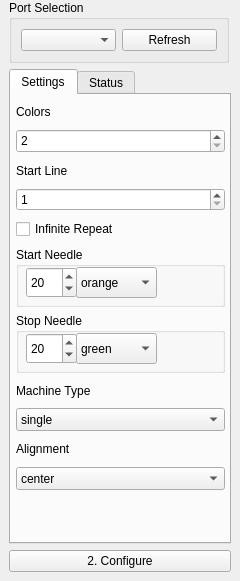
First picture: the form in src/main/python/ayab/plugins/ayab_plugin/ayab_options.ui, repository AllYarnsAreBeautiful/ayab-desktop, before the edit.
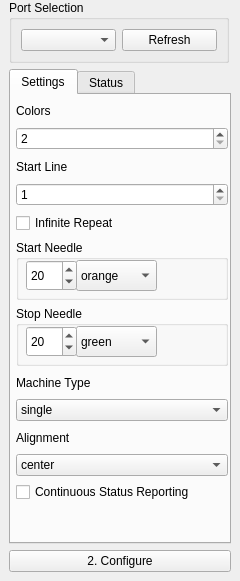
Second picture: the form after the edit. The open tabs and pages were chosen to show the change.

Commit message: Making continuous status reporting optional Obviously, the amount of status messages has performance implications on some systems, so we make it optional to enable them.

```diff
--- a/src/main/python/ayab/plugins/ayab_plugin/ayab_options.ui
+++ b/src/main/python/ayab/plugins/ayab_plugin/ayab_options.ui
@@ -129,8 +129,8 @@
          <rect>
           <x>-1</x>
           <y>-1</y>
-          <width>221</width>
-          <height>402</height>
+          <width>224</width>
+          <height>414</height>
          </rect>
         </property>
         <layout class="QVBoxLayout" name="verticalLayout_3">
@@ -385,6 +385,13 @@
            </item>
           </widget>
          </item>
+         <item>
+          <widget class="QCheckBox" name="checkBox_ContinuousReporting">
+           <property name="text">
+            <string>Continuous Status Reporting</string>
+           </property>
+          </widget>
+         </item>
         </layout>
        </widget>
       </widget>
```
Left out of the diff: 4 changed lines with no effect on the pictures. The commit also changes 3 other files.
